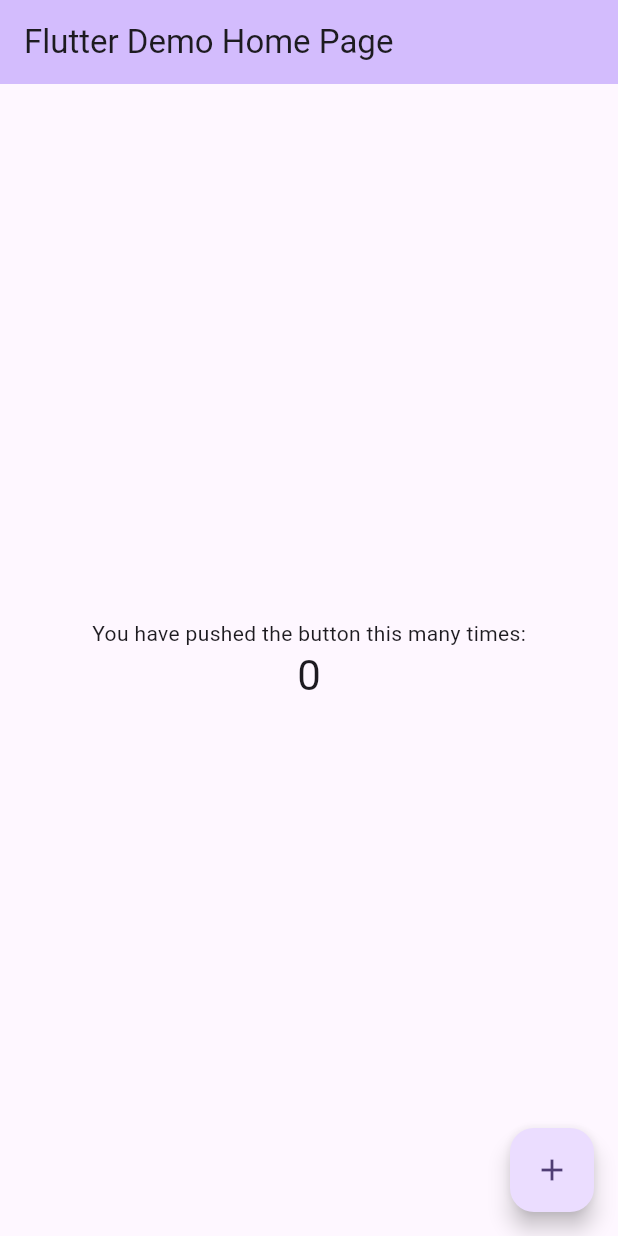
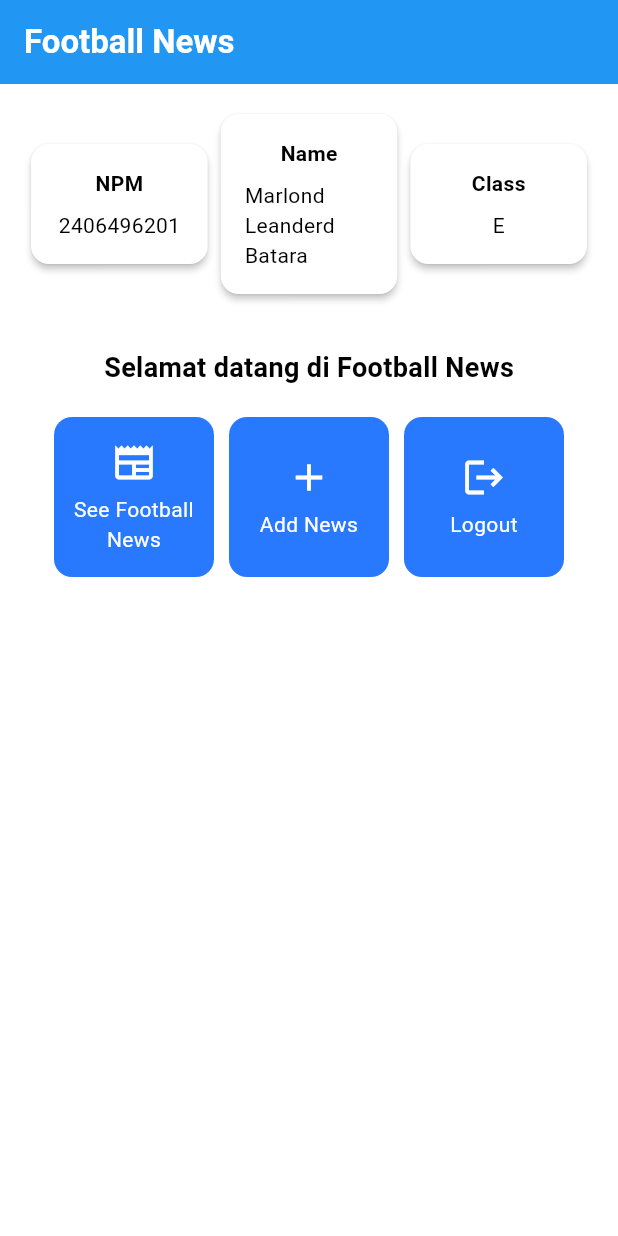
Before and after one commit to marlonderd/football-news-mobile, a Flutter app: the screen it shows after launch, on a phone screen of 412 x 824 dp. Run offline on Flutter 3.47's test engine with Material 3 defaults, Android fonts, the phone set to English and light mode, and no system bars.

Commit message:
Tutorial 6 selesai

```diff
--- a/lib/main.dart
+++ b/lib/main.dart
@@ -1,4 +1,5 @@
 import 'package:flutter/material.dart';
+import 'package:football_news/menu.dart';
 
 void main() {
   runApp(const MyApp());
@@ -28,95 +29,11 @@ class MyApp extends StatelessWidget {
         //
         // This works for code too, not just values: Most code changes can be
         // tested with just a hot reload.
-        colorScheme: ColorScheme.fromSeed(seedColor: Colors.deepPurple),
+        colorScheme: ColorScheme.fromSwatch(primarySwatch: Colors.blue)
+            .copyWith(secondary: Colors.blueAccent[400]),
       ),
-      home: const MyHomePage(title: 'Flutter Demo Home Page'),
+      home: MyHomePage( colorScheme: ColorScheme.fromSwatch(primarySwatch: Colors.blue)
+          .copyWith(secondary: Colors.blueAccent[400]),),
     );
   }
 }
-
-class MyHomePage extends StatefulWidget {
-  const MyHomePage({super.key, required this.title});
-
-  // This widget is the home page of your application. It is stateful, meaning
-  // that it has a State object (defined below) that contains fields that affect
-  // how it looks.
-
-  // This class is the configuration for the state. It holds the values (in this
-  // case the title) provided by the parent (in this case the App widget) and
-  // used by the build method of the State. Fields in a Widget subclass are
-  // always marked "final".
-
-  final String title;
-
-  @override
-  State<MyHomePage> createState() => _MyHomePageState();
-}
-
-class _MyHomePageState extends State<MyHomePage> {
-  int _counter = 0;
-
-  void _incrementCounter() {
-    setState(() {
-      // This call to setState tells the Flutter framework that something has
-      // changed in this State, which causes it to rerun the build method below
-      // so that the display can reflect the updated values. If we changed
-      // _counter without calling setState(), then the build method would not be
-      // called again, and so nothing would appear to happen.
-      _counter++;
-    });
-  }
-
-  @override
-  Widget build(BuildContext context) {
-    // This method is rerun every time setState is called, for instance as done
-    // by the _incrementCounter method above.
-    //
-    // The Flutter framework has been optimized to make rerunning build methods
-    // fast, so that you can just rebuild anything that needs updating rather
-    // than having to individually change instances of widgets.
-    return Scaffold(
-      appBar: AppBar(
-        // TRY THIS: Try changing the color here to a specific color (to
-        // Colors.amber, perhaps?) and trigger a hot reload to see the AppBar
-        // change color while the other colors stay the same.
-        backgroundColor: Theme.of(context).colorScheme.inversePrimary,
-        // Here we take the value from the MyHomePage object that was created by
-        // the App.build method, and use it to set our appbar title.
-        title: Text(widget.title),
-      ),
-      body: Center(
-        // Center is a layout widget. It takes a single child and positions it
-        // in the middle of the parent.
-        child: Column(
-          // Column is also a layout widget. It takes a list of children and
-          // arranges them vertically. By default, it sizes itself to fit its
-          // children horizontally, and tries to be as tall as its parent.
-          //
-          // Column has various properties to control how it sizes itself and
-          // how it positions its children. Here we use mainAxisAlignment to
-          // center the children vertically; the main axis here is the vertical
-          // axis because Columns are vertical (the cross axis would be
-          // horizontal).
-          //
-          // TRY THIS: Invoke "debug painting" (choose the "Toggle Debug Paint"
-          // action in the IDE, or press "p" in the console), to see the
-          // wireframe for each widget.
-          mainAxisAlignment: MainAxisAlignment.center,
-          children: <Widget>[
-            const Text('You have pushed the button this many times:'),
-            Text(
-              '$_counter',
-              style: Theme.of(context).textTheme.headlineMedium,
-            ),
-          ],
-        ),
-      ),
-      floatingActionButton: FloatingActionButton(
-        onPressed: _incrementCounter,
-        tooltip: 'Increment',
-        child: const Icon(Icons.add),
-      ), // This trailing comma makes auto-formatting nicer for build methods.
-    );
-  }
-}
--- /dev/null
+++ b/lib/menu.dart
@@ -0,0 +1,191 @@
+import 'package:flutter/material.dart';
+
+class MyHomePage extends StatelessWidget {
+  MyHomePage({super.key, required ColorScheme colorScheme});
+
+  final String nama = "Marlond Leanderd Batara"; //nama
+  final String npm = "2406496201"; //npm
+  final String kelas = "E"; //kelas
+
+  final List<ItemHomepage> items = [
+    ItemHomepage("See Football News", Icons.newspaper),
+    ItemHomepage("Add News", Icons.add),
+    ItemHomepage("Logout", Icons.logout),
+  ];
+
+  @override
+  Widget build(BuildContext context) {
+    // Scaffold menyediakan struktur dasar halaman dengan AppBar dan body.
+    return Scaffold(
+      // AppBar adalah bagian atas halaman yang menampilkan judul.
+      appBar: AppBar(
+        // Judul aplikasi "Football News" dengan teks putih dan tebal.
+        title: const Text(
+          'Football News',
+          style: TextStyle(
+            color: Colors.white,
+            fontWeight: FontWeight.bold,
+          ),
+        ),
+        // Warna latar belakang AppBar diambil dari skema warna tema aplikasi.
+        backgroundColor: Theme
+            .of(context)
+            .colorScheme
+            .primary,
+      ),
+      // Body halaman dengan padding di sekelilingnya.
+      body: Padding(
+        padding: const EdgeInsets.all(16.0),
+        // Menyusun widget secara vertikal dalam sebuah kolom.
+        child: Column(
+          crossAxisAlignment: CrossAxisAlignment.center,
+          children: [
+            // Row untuk menampilkan 3 InfoCard secara horizontal.
+            Row(
+              mainAxisAlignment: MainAxisAlignment.spaceEvenly,
+              children: [
+                InfoCard(title: 'NPM', content: npm),
+                InfoCard(title: 'Name', content: nama),
+                InfoCard(title: 'Class', content: kelas),
+              ],
+            ),
+
+            // Memberikan jarak vertikal 16 unit.
+            const SizedBox(height: 16.0),
+
+            // Menempatkan widget berikutnya di tengah halaman.
+            Center(
+              child: Column(
+                // Menyusun teks dan grid item secara vertikal.
+
+                children: [
+                  // Menampilkan teks sambutan dengan gaya tebal dan ukuran 18.
+                  const Padding(
+                    padding: EdgeInsets.only(top: 16.0),
+                    child: Text(
+                      'Selamat datang di Football News',
+                      style: TextStyle(
+                        fontWeight: FontWeight.bold,
+                        fontSize: 18.0,
+                      ),
+                    ),
+                  ),
+
+                  // Grid untuk menampilkan ItemCard dalam bentuk grid 3 kolom.
+                  GridView.count(
+                    primary: true,
+                    padding: const EdgeInsets.all(20),
+                    crossAxisSpacing: 10,
+                    mainAxisSpacing: 10,
+                    crossAxisCount: 3,
+                    // Agar grid menyesuaikan tinggi kontennya.
+                    shrinkWrap: true,
+
+                    // Menampilkan ItemCard untuk setiap item dalam list items.
+                    children: items.map((ItemHomepage item) {
+                      return ItemCard(item);
+                    }).toList(),
+                  ),
+                ],
+              ),
+            ),
+          ],
+        ),
+      ),
+    );
+  }
+}
+
+class InfoCard extends StatelessWidget {
+  // Kartu informasi yang menampilkan title dan content.
+
+  final String title;  // Judul kartu.
+  final String content;  // Isi kartu.
+
+  const InfoCard({super.key, required this.title, required this.content});
+
+  @override
+  Widget build(BuildContext context) {
+    return Card(
+      // Membuat kotak kartu dengan bayangan dibawahnya.
+      elevation: 2.0,
+      child: Container(
+        // Mengatur ukuran dan jarak di dalam kartu.
+        width: MediaQuery.of(context).size.width / 3.5, // menyesuaikan dengan lebar device yang digunakan.
+        padding: const EdgeInsets.all(16.0),
+        // Menyusun title dan content secara vertikal.
+        child: Column(
+          children: [
+            Text(
+              title,
+              style: const TextStyle(fontWeight: FontWeight.bold),
+            ),
+            const SizedBox(height: 8.0),
+            Text(content),
+          ],
+        ),
+      ),
+    );
+  }
+}
+
+class ItemHomepage {
+  final String name;
+  final IconData icon;
+
+  ItemHomepage(this.name, this.icon);
+}
+
+class ItemCard extends StatelessWidget {
+  // Menampilkan kartu dengan ikon dan nama.
+
+  final ItemHomepage item;
+
+  const ItemCard(this.item, {super.key});
+
+  @override
+  Widget build(BuildContext context) {
+    return Material(
+      // Menentukan warna latar belakang dari tema aplikasi.
+      color: Theme.of(context).colorScheme.secondary,
+      // Membuat sudut kartu melengkung.
+      borderRadius: BorderRadius.circular(12),
+
+      child: InkWell(
+        // Aksi ketika kartu ditekan.
+        onTap: () {
+          // Menampilkan pesan SnackBar saat kartu ditekan.
+          ScaffoldMessenger.of(context)
+            ..hideCurrentSnackBar()
+            ..showSnackBar(
+                SnackBar(content: Text("Kamu telah menekan tombol ${item.name}!"))
+            );
+        },
+        // Container untuk menyimpan Icon dan Text
+        child: Container(
+          padding: const EdgeInsets.all(8),
+          child: Center(
+            child: Column(
+              // Menyusun ikon dan teks di tengah kartu.
+              mainAxisAlignment: MainAxisAlignment.center,
+              children: [
+                Icon(
+                  item.icon,
+                  color: Colors.white,
+                  size: 30.0,
+                ),
+                const Padding(padding: EdgeInsets.all(3)),
+                Text(
+                  item.name,
+                  textAlign: TextAlign.center,
+                  style: const TextStyle(color: Colors.white),
+                ),
+              ],
+            ),
+          ),
+        ),
+      ),
+    );
+  }
+
+}
```
